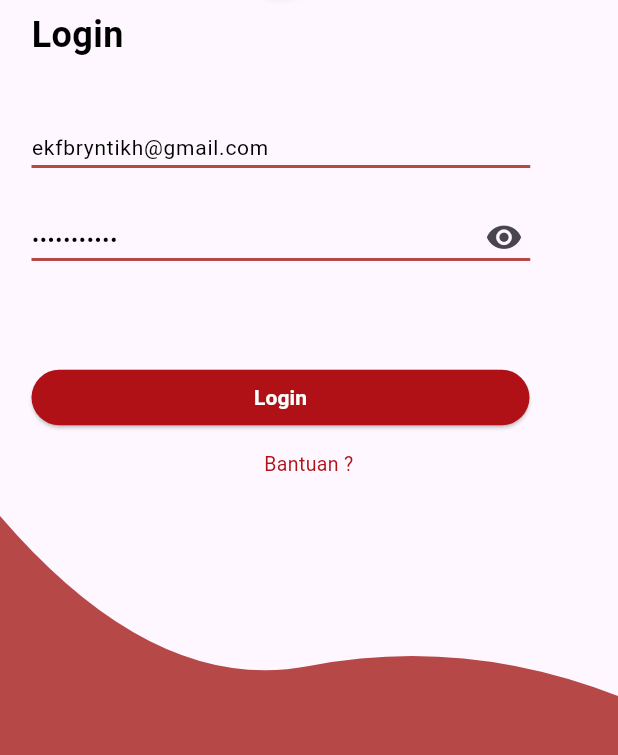
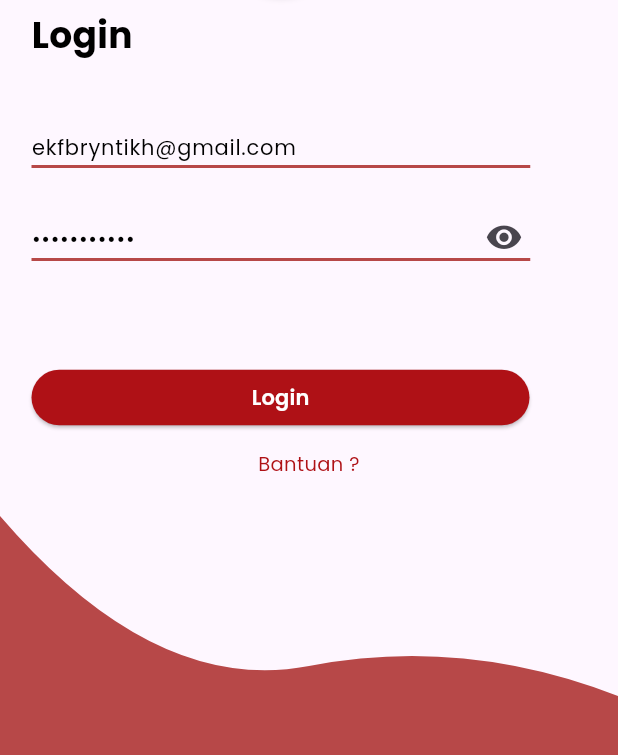
Before and after one commit to ekfebry/UAS_LMS_APP, a Flutter app: the screen it shows after launch, on a phone screen of 412 x 824 dp, the part 459-1214 px from its top. Run offline on Flutter 3.47's test engine with Material 3 defaults, Android fonts, the phone set to English and light mode, and no system bars; our stand-ins replace google_fonts.

Commit message:
merubah text style pada halaman login_screen.dart menjadi style: GoogleFonts.poppins(

```diff
--- a/lib/screens/login_screen.dart
+++ b/lib/screens/login_screen.dart
@@ -1,4 +1,5 @@
 import 'package:flutter/material.dart';
+import 'package:google_fonts/google_fonts.dart';
 import 'home_screen.dart';
 import '../widgets/help_bottom_sheet.dart';
 
@@ -133,7 +134,7 @@ class _LoginScreenState extends State<LoginScreen> {
               left: 21,
               child: Text(
                 'Login',
-                style: const TextStyle(
+                style: GoogleFonts.poppins(
                   fontWeight: FontWeight.w700,
                   fontSize: 24,
                   color: Colors.black,
@@ -159,7 +160,7 @@ class _LoginScreenState extends State<LoginScreen> {
                   border: InputBorder.none,
                   hintText: 'Email',
                 ),
-                style: const TextStyle(
+                style: GoogleFonts.poppins(
                   fontSize: 14,
                   color: Colors.black,
                 ),
@@ -185,7 +186,7 @@ class _LoginScreenState extends State<LoginScreen> {
                   border: InputBorder.none,
                   hintText: 'Password',
                 ),
-                style: const TextStyle(
+                style: GoogleFonts.poppins(
                   fontSize: 14,
                   color: Colors.black,
                 ),
@@ -239,7 +240,7 @@ class _LoginScreenState extends State<LoginScreen> {
                 ),
                 child: Text(
                   'Login',
-                  style: const TextStyle(
+                  style: GoogleFonts.poppins(
                     fontWeight: FontWeight.w600,
                     fontSize: 14,
                     color: Colors.white,
@@ -263,7 +264,7 @@ class _LoginScreenState extends State<LoginScreen> {
                 child: Center(
                   child: Text(
                     'Bantuan ?',
-                    style: const TextStyle(
+                    style: GoogleFonts.poppins(
                       fontWeight: FontWeight.w400,
                       fontSize: 13,
                       color: Color(0xFFAF1116),
```
